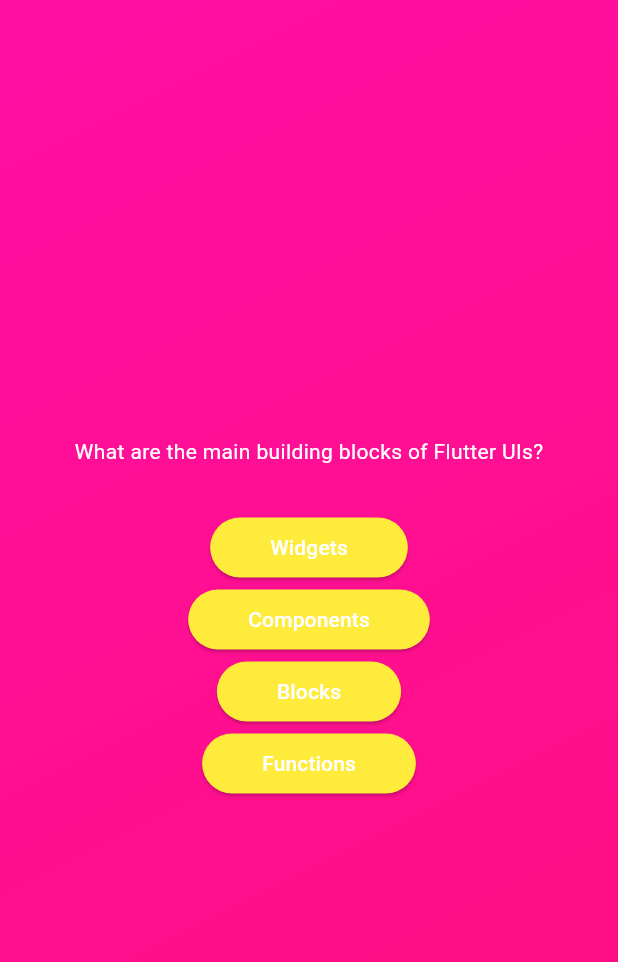
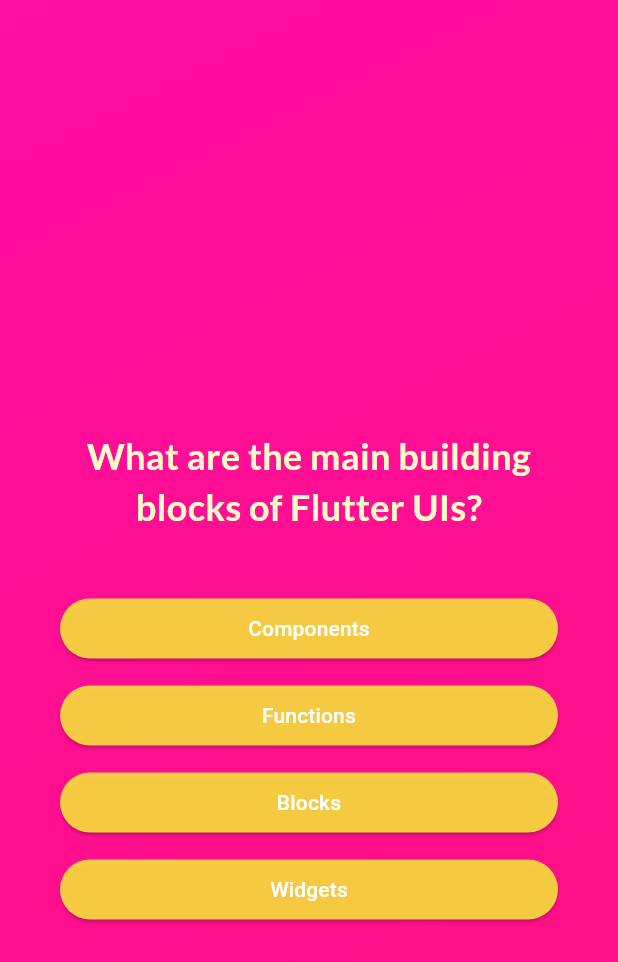
Before and after one commit to mays21/sample_flutter, a Flutter app: the screen it shows after launch, after a tap on "Start Quiz", on a phone screen of 412 x 824 dp. Shown: the top 962 px of the screen. Run offline on Flutter 3.47's test engine with Material 3 defaults, Android fonts, the phone set to English and light mode, and no system bars; our stand-ins replace google_fonts.

```diff
--- a/lib/answer_button.dart
+++ b/lib/answer_button.dart
@@ -1,24 +1,31 @@
 import 'package:flutter/material.dart';
 
 class AnswerButton extends StatelessWidget {
-  const AnswerButton({super.key, required this.answerText, required this.onTap});
+  const AnswerButton(
+      {super.key, required this.answerText, required this.onTap});
 
   final String answerText;
   final void Function() onTap;
 
   @override
   Widget build(BuildContext context) {
-    return ElevatedButton(
-      onPressed: onTap,
-      style: ElevatedButton.styleFrom(
-        padding: const EdgeInsets.symmetric(vertical: 10, horizontal: 40),
-        backgroundColor: Colors.yellow,
-        foregroundColor: Colors.white,
-        shape: RoundedRectangleBorder(
-          borderRadius: BorderRadius.circular(84),
+    return Container(
+      margin: const EdgeInsets.only(top: 10.0),
+      child: ElevatedButton(
+        onPressed: onTap,
+        style: ElevatedButton.styleFrom(
+          padding: const EdgeInsets.symmetric(vertical: 10, horizontal: 40),
+          backgroundColor: const Color.fromARGB(218, 255, 235, 59),
+          foregroundColor: Colors.white,
+          shape: RoundedRectangleBorder(
+            borderRadius: BorderRadius.circular(40),
+          ),
+        ),
+        child: Text(
+          answerText,
+          textAlign: TextAlign.center,
         ),
       ),
-      child: Text(answerText),
     );
   }
 }
--- a/lib/models/quiz_question.dart
+++ b/lib/models/quiz_question.dart
@@ -3,4 +3,10 @@ class QuizQuestion {
 
   final String text;
   final List<String> answers;
+
+  List<String> getShuffledAnswers(){
+    final shuffledList = List.of(answers);
+    shuffledList.shuffle();
+    return shuffledList;
+  }
 }
--- a/lib/questions_screen.dart
+++ b/lib/questions_screen.dart
@@ -2,9 +2,15 @@ import 'package:flutter/material.dart';
 
 import 'package:sample_flutter/answer_button.dart';
 import 'package:sample_flutter/data/questions.dart';
+import 'package:google_fonts/google_fonts.dart';
 
 class QuestionsScreen extends StatefulWidget {
-  const QuestionsScreen({super.key});
+  const QuestionsScreen({
+    super.key,
+    required this.onSelectAnswer,
+  });
+
+  final void Function(String answer) onSelectAnswer;
 
   @override
   State<QuestionsScreen> createState() {
@@ -13,24 +19,44 @@ class QuestionsScreen extends StatefulWidget {
 }
 
 class _QuestionsScreenState extends State<QuestionsScreen> {
+  var currentQuestionIndex = 0;
+
+  void answerQuestion(String selectedAnswer) {
+    widget.onSelectAnswer(selectedAnswer);
+    setState(() {
+      currentQuestionIndex++;
+    });
+  }
+
   @override
   Widget build(BuildContext context) {
-    final currentQuestion = questions[0];
+    final currentQuestion = questions[currentQuestionIndex];
 
     return SizedBox(
       width: double.infinity,
+      child: Container(
+        margin: const EdgeInsets.all(40),
         child: Column(
           mainAxisAlignment: MainAxisAlignment.center,
+          crossAxisAlignment: CrossAxisAlignment.stretch,
           children: [
+            const SizedBox(height: 80),
             Text(
               currentQuestion.text,
-            style: const TextStyle(color: Colors.white),
+              style: GoogleFonts.lato(
+                  color: const Color.fromARGB(255, 252, 251, 200),
+                  fontSize: 24,
+                  fontWeight: FontWeight.bold),
+              textAlign: TextAlign.center,
             ),
             const SizedBox(height: 30),
-          ...currentQuestion.answers.map((answer) {
-            return AnswerButton(answerText: answer, onTap: () {});
+            ...currentQuestion.getShuffledAnswers().map((answer) {
+              return AnswerButton(answerText: answer, onTap: () {
+                answerQuestion(answer);
+              });
             }),
           ],
+        ),
       ),
     );
   }
--- a/lib/quiz.dart
+++ b/lib/quiz.dart
@@ -2,6 +2,8 @@ import 'package:flutter/material.dart';
 import 'package:sample_flutter/questions_screen.dart';
 
 import 'package:sample_flutter/start_screen.dart';
+import 'package:sample_flutter/data/questions.dart';
+import 'package:sample_flutter/results_screen.dart';
 
 class Quiz extends StatefulWidget {
   const Quiz({super.key});
@@ -13,6 +15,7 @@ class Quiz extends StatefulWidget {
 }
 
 class _QuizState extends State<Quiz> {
+  List<String> selectedAnswers = [];
   var activeScreen = 'start-screen';
 
   void switchScreen() {
@@ -21,12 +24,38 @@ class _QuizState extends State<Quiz> {
     });
   }
 
+  void chooseAnswer(String answer) {
+    selectedAnswers.add(answer);
+
+    if (selectedAnswers.length == questions.length) {
+      setState(() {
+        activeScreen = 'results-screen';
+      });
+    }
+
+  }
+
+  void restartQuiz(){
+    setState(() {
+      selectedAnswers = [];
+      activeScreen = 'questions-screen';
+    });
+  }
+
+
   @override
   Widget build(context) {
     Widget screenWidget = StartScreen(switchScreen);
 
-    if (activeScreen == 'questions-screen' ){
-      screenWidget =  const QuestionsScreen();
+    if (activeScreen == 'questions-screen') {
+      screenWidget = QuestionsScreen(onSelectAnswer: chooseAnswer);
+    }
+
+    if (activeScreen == 'results-screen') {
+      screenWidget = ResultsScreen(
+        chosenAnswers: selectedAnswers,
+        onRestart: restartQuiz,
+      );
     }
 
     return MaterialApp(
--- a/pubspec.yaml
+++ b/pubspec.yaml
@@ -35,6 +35,7 @@ dependencies:
   # The following adds the Cupertino Icons font to your application.
   # Use with the CupertinoIcons class for iOS style icons.
   cupertino_icons: ^1.0.6
+  google_fonts: ^6.2.1
 
 dev_dependencies:
   flutter_test:
```
Also changed, not shown: lib/question_identifier.dart (added, +32 -0 lines), lib/questions_summary.dart (added, +51 -0 lines), lib/results_screen.dart (added, +64 -0 lines), pubspec.lock, 2 other files. Lines whose indentation alone changed are shown as unchanged.
